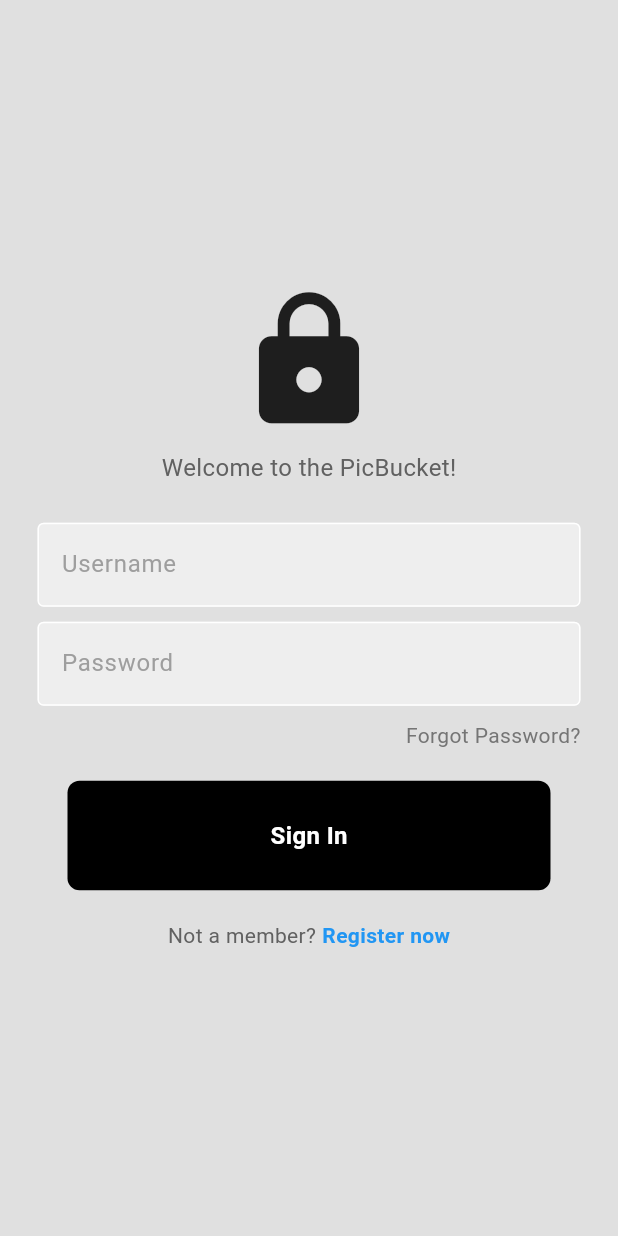
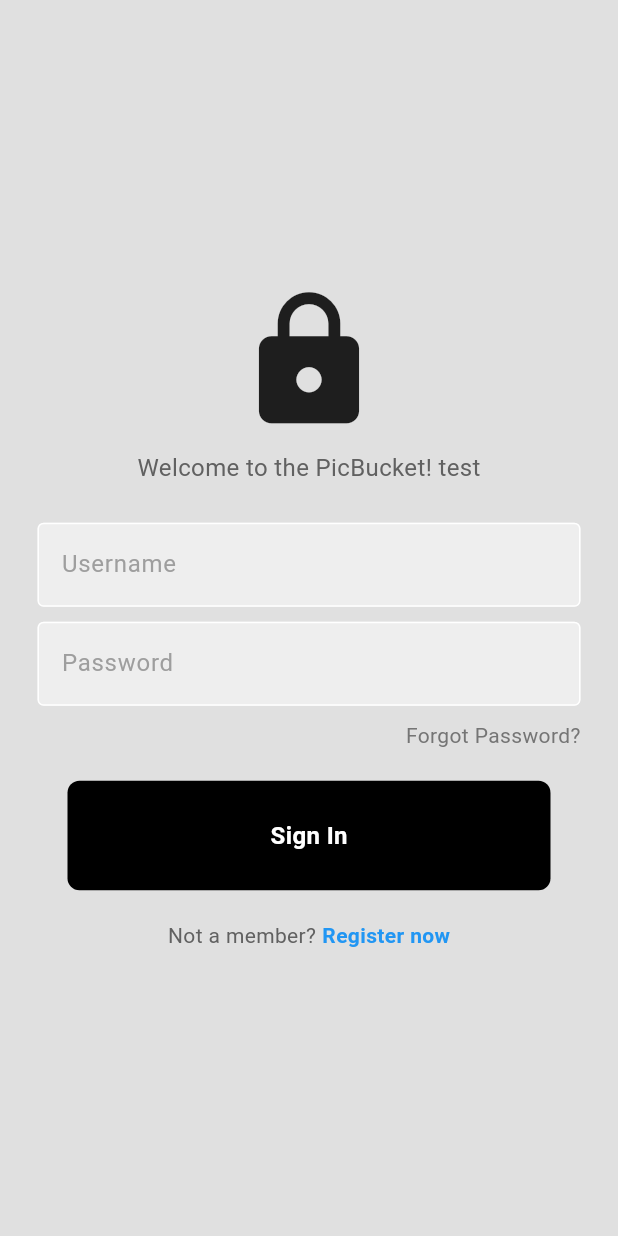
Before and after one commit to JustChung/PicBucket, a Flutter app: the screen it shows after launch, on a phone screen of 412 x 824 dp. Run offline on Flutter 3.47's test engine with Material 3 defaults, Android fonts, the phone set to English and light mode, and no system bars; our stand-ins replace camera, cloud_firestore, dropdown_button2, firebase_auth, firebase_core, fluttertoast; accounts and stored records are empty.

Commit message:
test commit

```diff
--- a/lib/auth/login.dart
+++ b/lib/auth/login.dart
@@ -33,7 +33,7 @@ class LoginPage extends StatelessWidget {
 
               // welcome back, you've been missed!
               Text(
-                'Welcome to the PicBucket!',
+                'Welcome to the PicBucket! test',
                 style: TextStyle(
                   color: Colors.grey[700],
                   fontSize: 16,
```
